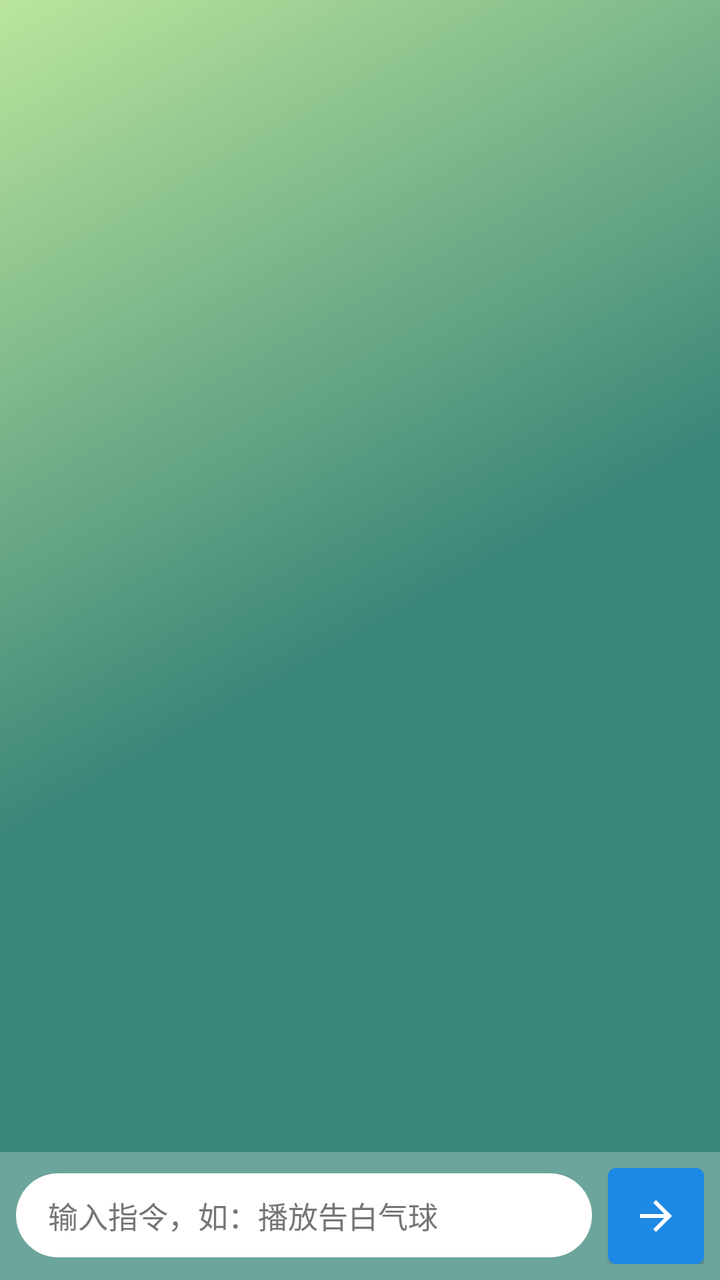
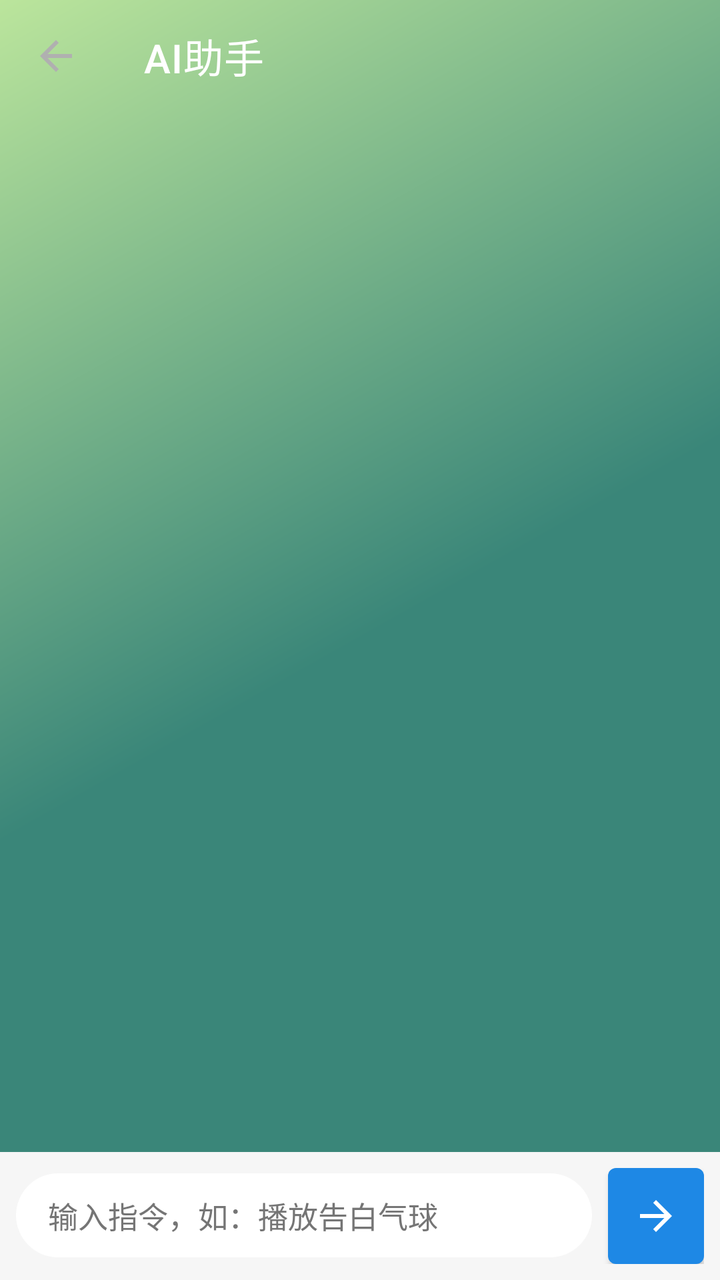

Compare the two renders of this Android layout. The source of the first and the diff that turns it into the second are given below.
<!-- AndroidManifest.xml: activity theme Theme.MusicPlayer -->
<!-- res/layout/activity_agent.xml -->
<?xml version="1.0" encoding="utf-8"?>
<LinearLayout xmlns:android="http://schemas.android.com/apk/res/android"
    xmlns:app="http://schemas.android.com/apk/res-auto"
    android:layout_width="match_parent"
    android:layout_height="match_parent"
    android:background="@drawable/bg_gradient"
    android:orientation="vertical">

    <androidx.recyclerview.widget.RecyclerView
        android:id="@+id/chatRecyclerView"
        android:layout_width="match_parent"
        android:layout_height="0dp"
        android:layout_weight="1"
        android:clipToPadding="false"
        android:overScrollMode="never"
        android:padding="@dimen/spacing_md" />

    <LinearLayout
        android:layout_width="match_parent"
        android:layout_height="wrap_content"
        android:background="#40FFFFFF"
        android:gravity="bottom"
        android:orientation="horizontal"
        android:padding="@dimen/spacing_sm">

        <EditText
            android:id="@+id/inputEditText"
            android:layout_width="0dp"
            android:layout_height="wrap_content"
            android:layout_weight="1"
            android:background="@drawable/bg_chat_input"
            android:hint="@string/agent_input_hint"
            android:imeOptions="actionSend"
            android:inputType="text"
            android:maxLines="4"
            android:paddingStart="@dimen/spacing_md"
            android:paddingTop="10dp"
            android:paddingEnd="@dimen/spacing_md"
            android:paddingBottom="10dp"
            android:textColor="#FF888888"
            android:textColorHint="@color/text_hint"
            android:textSize="@dimen/text_normal" />

        
        <com.google.android.material.button.MaterialButton
            android:id="@+id/sendButton"
            style="@style/Widget.MaterialComponents.Button.Icon"
            android:layout_width="48dp"
            android:layout_height="48dp"
            android:layout_marginStart="@dimen/spacing_sm"
            android:contentDescription="@string/agent_send"
            android:insetLeft="0dp"
            android:insetTop="0dp"
            android:insetRight="0dp"
            android:insetBottom="0dp"
            app:backgroundTint="?attr/colorPrimary"
            app:icon="@drawable/ic_arrow_forward"
            app:iconTint="?attr/colorOnPrimary" />
    </LinearLayout>
</LinearLayout>
<!-- resources referenced by this layout -->
<resources>
  <color name="text_hint">#FF757575</color>
  <dimen name="spacing_md">16dp</dimen>
  <dimen name="spacing_sm">8dp</dimen>
  <dimen name="text_normal">15sp</dimen>
  <!-- drawable bg_chat_input (drawable) -->
  <?xml version="1.0" encoding="utf-8"?>
  <shape xmlns:android="http://schemas.android.com/apk/res/android"
      android:shape="rectangle">
      <solid android:color="#FFFFFFFF" />
      <corners android:radius="24dp" />
  </shape>
  <!-- drawable bg_gradient (drawable) -->
  <?xml version="1.0" encoding="utf-8"?>
  <shape xmlns:android="http://schemas.android.com/apk/res/android"
      android:shape="rectangle">
      <gradient
          android:angle="135"
          android:startColor="@color/background"
          android:centerColor="@color/background"
          android:endColor="@color/background_end"
          android:type="linear" />
  </shape>
  <!-- drawable ic_arrow_forward (drawable) -->
  <?xml version="1.0" encoding="utf-8"?>
  <vector xmlns:android="http://schemas.android.com/apk/res/android"
      android:width="24dp"
      android:height="24dp"
      android:viewportWidth="24"
      android:viewportHeight="24">
      <path
          android:fillColor="#FFFFFFFF"
          android:pathData="M12,4 l-1.41,1.41 L16.17,11 H4 v2 h12.17 l-5.58,5.59 L12,20 l8,-8 z" />
  </vector>
  <string name="agent_input_hint">输入指令，如：播放告白气球</string>
  <string name="agent_send">发送</string>
  <color name="background">#FF3A8679</color>
  <color name="background_end">#FFBBE59C</color>
  <color name="primary">#FF1E88E5</color>
  <color name="primary_dark">#FF1565C0</color>
  <color name="white">#FFFFFFFF</color>
  <color name="accent">#FF64B5F6</color>
  <color name="black">#FF000000</color>
  <color name="text_primary">#FFFFFFFF</color>
  <color name="text_secondary">#FFB0B0B0</color>
  <style name="Theme.MusicPlayer.AlertDialog" parent="ThemeOverlay.MaterialComponents.MaterialAlertDialog">
          <item name="android:windowBackground">@drawable/bg_dialog</item>
          <item name="android:textColorPrimary">@color/dialog_text_primary</item>
          <item name="android:textColorSecondary">@color/dialog_text_secondary</item>
          <item name="android:textColor">@color/dialog_text_primary</item>
          <item name="textColorAlertDialogListItem">@color/dialog_text_primary</item>
          <item name="colorPrimary">@color/dialog_accent</item>
          <item name="colorSecondary">@color/dialog_accent</item>
      </style>
  <!-- drawable bg_dialog (drawable) -->
  <?xml version="1.0" encoding="utf-8"?>
  <shape xmlns:android="http://schemas.android.com/apk/res/android"
      android:shape="rectangle">
      <corners android:radius="24dp" />
      <solid android:color="@color/dialog_bg" />
  </shape>
  <color name="dialog_text_primary">#DE1B1B1B</color>
  <color name="dialog_text_secondary">#991B1B1B</color>
  <color name="dialog_accent">#FF3A8679</color>
  <color name="dialog_bg">#FFFFFFFF</color>
  <!-- unchanged entries left out for length: 1 -->
</resources>

<!-- the commit's change to res/layout/activity_agent.xml (unified diff, before → after) -->
@@ -4,7 +4,18 @@
     android:layout_width="match_parent"
     android:layout_height="match_parent"
     android:background="@drawable/bg_gradient"
+    android:fitsSystemWindows="true"
     android:orientation="vertical">
+
+    <com.google.android.material.appbar.MaterialToolbar
+        android:id="@+id/toolbar"
+        android:layout_width="match_parent"
+        android:layout_height="?attr/actionBarSize"
+        android:background="@android:color/transparent"
+        app:title="@string/ai_assistant"
+        app:titleTextColor="?attr/mpTextPrimary"
+        app:navigationIcon="?attr/homeAsUpIndicator"
+        app:elevation="0dp" />
 
     <androidx.recyclerview.widget.RecyclerView
         android:id="@+id/chatRecyclerView"
@@ -18,7 +29,7 @@
     <LinearLayout
         android:layout_width="match_parent"
         android:layout_height="wrap_content"
-        android:background="#40FFFFFF"
+        android:background="@color/mini_player_bg"
         android:gravity="bottom"
         android:orientation="horizontal"
         android:padding="@dimen/spacing_sm">
<!-- resource entries referenced after the edit -->
@@ -1,5 +1,6 @@
 <!-- resources referenced by this layout -->
 <resources>
+  <color name="mini_player_bg">#FFF6F6F6</color>
   <color name="text_hint">#FF757575</color>
   <dimen name="spacing_md">16dp</dimen>
   <dimen name="spacing_sm">8dp</dimen>
@@ -35,6 +36,7 @@
   </vector>
   <string name="agent_input_hint">输入指令，如：播放告白气球</string>
   <string name="agent_send">发送</string>
+  <string name="ai_assistant">AI助手</string>
   <color name="background">#FF3A8679</color>
   <color name="background_end">#FFBBE59C</color>
   <color name="primary">#FF1E88E5</color>
